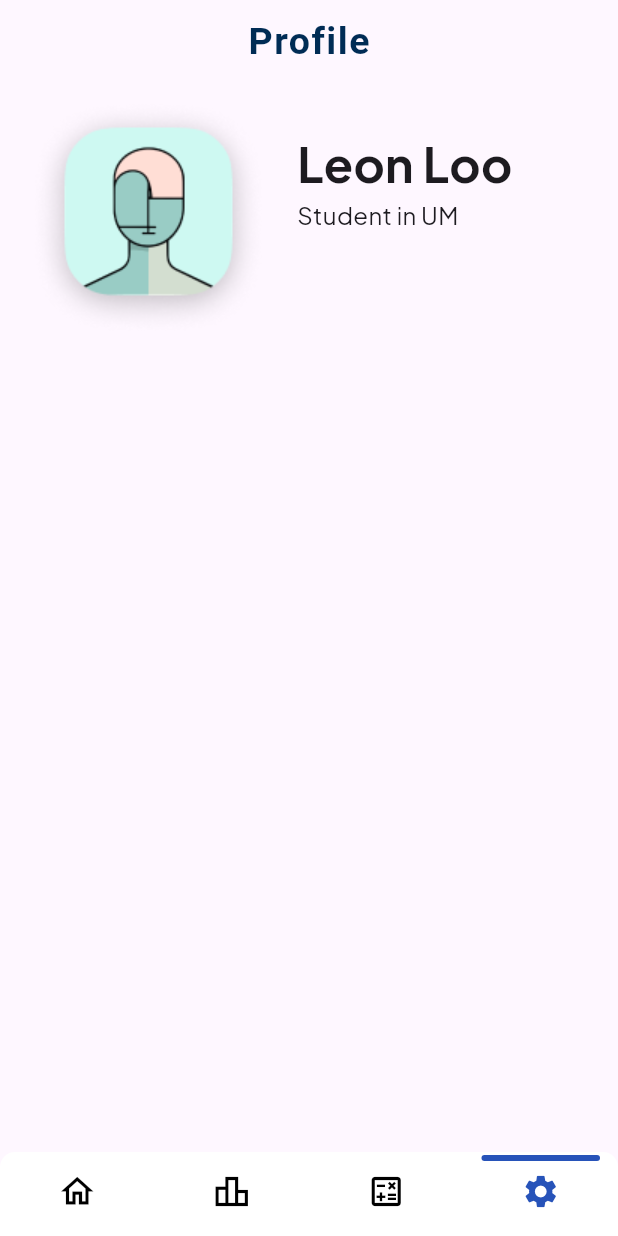
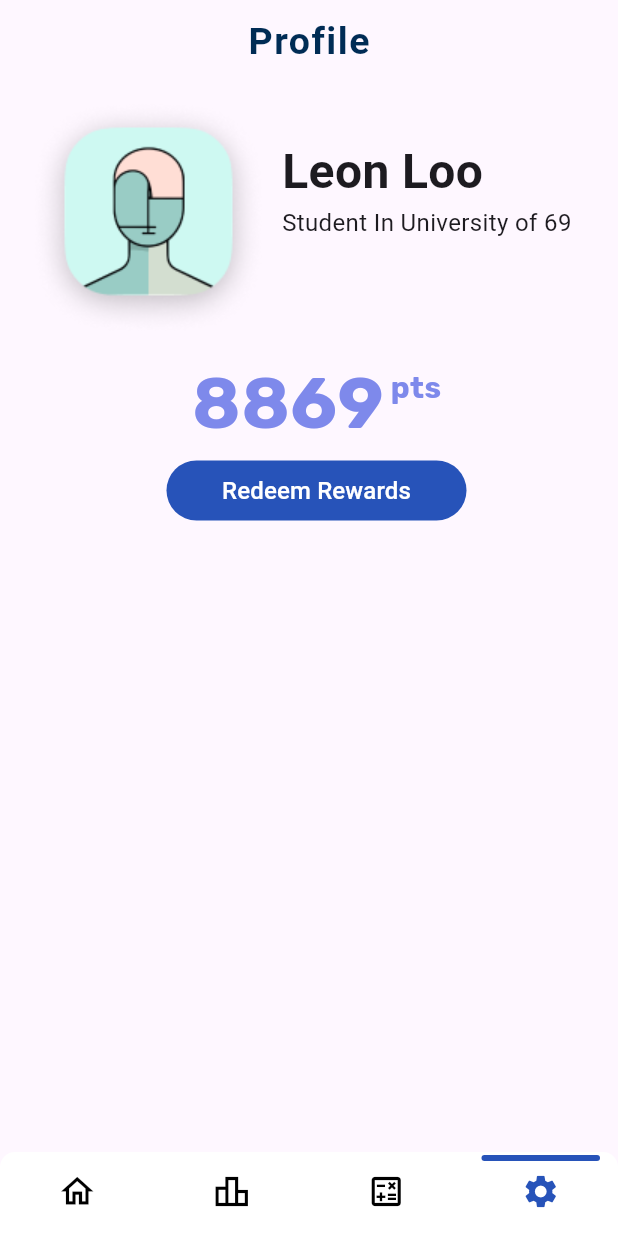
Before and after one commit to alpha031117/Finwise, a Flutter app: the screen it shows after launch, item 4 of the bottom bar chosen, on a phone screen of 412 x 824 dp. Run offline on Flutter 3.47's test engine with Material 3 defaults, Android fonts, the phone set to English and light mode, and no system bars; drawn by our look-alikes of persistent_bottom_nav_bar_v2; our stand-ins replace bloc, equatable, google_fonts, google_nav_bar.

Commit message:
headache, take a nap

```diff
--- a/lib/screens/settings/ui/settings_screen.dart
+++ b/lib/screens/settings/ui/settings_screen.dart
@@ -1,4 +1,4 @@
-// ignore_for_file: prefer_const_constructors, prefer_const_literals_to_create_immutables
+// ignore_for_file: prefer_const_constructors, prefer_const_literals_to_create_immutables, avoid_unnecessary_containers
 
 import 'package:flutter/material.dart';
 import 'package:vhack_finwise_app/utils/global_variables.dart';
@@ -24,41 +24,110 @@ class SettingsScreen extends StatelessWidget {
         ),
       ),
       body: Padding(
-        padding: const EdgeInsets.fromLTRB(20, 10, 10, 20),
+        padding: const EdgeInsets.fromLTRB(20, 10, 10, 10),
+        child: Column(
+          crossAxisAlignment: CrossAxisAlignment.start,
+          children: <Widget>[
+            Container(
+              // decoration: BoxDecoration(
+              //   border: Border.all(color: Colors.black),
+              // ),
               child: Row(
+                mainAxisAlignment: MainAxisAlignment.start,
+                crossAxisAlignment: CrossAxisAlignment.start,
                 children: <Widget>[
-            Align(
-              alignment: Alignment.topLeft,
+                  Container(
+                    // decoration: BoxDecoration(
+                    //   border: Border.all(color: Colors.black),
+                    // ),
                     child: Image(
                       image: AssetImage('assets/profilepic.png'),
                     ),
                   ),
-            Padding(
-              padding: const EdgeInsets.all(20.0),
+                  SizedBox(width: 10),
+                  Container(
+                    // decoration: BoxDecoration(
+                    //   border: Border.all(color: Colors.black),
+                    // ),
+                    child: Padding(
+                      padding: const EdgeInsets.only(top: 25.0),
                       child: Column(
+                        mainAxisAlignment: MainAxisAlignment.start,
                         crossAxisAlignment: CrossAxisAlignment.start,
                         children: <Widget>[
                           Text(
                             'Leon Loo',
                             style: TextStyle(
+                              fontSize: 32,
                               fontWeight: FontWeight.bold,
-                      fontSize: 32,
-                      fontFamily: GlobalVariables.textFont().fontFamily,
-                    )
+                            ),
                           ),
                           Text(
-                    'Student in UM',
+                            'Student In University of 69',
                             style: TextStyle(
                               fontSize: 16,
-                      fontFamily: GlobalVariables.textFont().fontFamily,
-                    )
-                    )
-                ],
+                            ),
+                          ),
+                        ]
+                      ),
                     ),
                   ),
                 ],
               ),
-      )
+            ),
+            SizedBox(height: 10),
+            Container(
+              // decoration: BoxDecoration(
+              //   border: Border.all(color: Colors.black),
+              // ),
+              child: Row(
+                mainAxisAlignment: MainAxisAlignment.center,
+                crossAxisAlignment: CrossAxisAlignment.start,
+                // textBaseline: TextBaseline.alphabetic, // Ensure the baseline is aligned with the text
+                children: <Widget>[
+                  Text(
+                    '8869',
+                    style: TextStyle(
+                      fontSize: 48,
+                      fontFamily: GlobalVariables.pointFont().fontFamily,
+                      fontWeight: FontWeight.bold,
+                      color: Color(0xff7E89EB),
+                    ),
+                  ),
+                  Padding(
+                    padding: const EdgeInsets.only(top: 10),
+                    child: Text(
+                      ' pts',
+                      style: TextStyle(
+                        fontSize: 20,
+                        fontFamily: GlobalVariables.pointFont().fontFamily,
+                        fontWeight: FontWeight.bold,
+                        color: Color(0xff7E89EB),
+                      ),
+                    ),
+                  ),
+                ],
+              ),
+            ),
+            Center(
+              child: TextButton(
+                onPressed: (){} ,
+                style: TextButton.styleFrom(
+                  foregroundColor: Colors.white,
+                  backgroundColor: GlobalVariables.primaryColor,
+                  fixedSize: Size(200,28)
+                ),
+                child: Text(
+                  'Redeem Rewards',
+                  style: TextStyle(
+                    fontSize: 16,
+                  ),
+                ),
+              ),
+            ),
+          ],
+        ),
+      ),
     );
   }
 }
```
Lines whose indentation alone changed are shown as unchanged.
